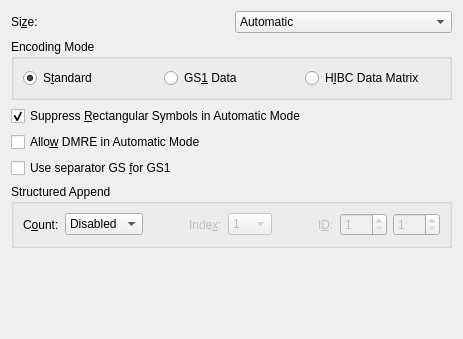
Before: the Qt Designer form frontend_qt/grpDM.ui in zint/zint, drawn with Qt 5.
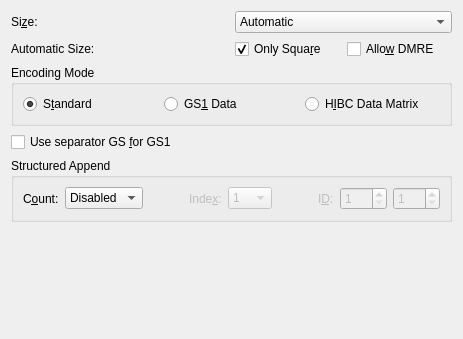
After: the same form once the commit is applied.

Commit message: GUI: fix quietzones, compliantheight per symbology setting/saving GUI: DATAMATRIX: move automatic size checkboxs to under Size and add label

```diff
--- a/frontend_qt/grpDM.ui
+++ b/frontend_qt/grpDM.ui
@@ -290,6 +290,54 @@
        </item>
       </widget>
      </item>
+     <item row="1" column="0">
+      <widget class="QLabel" name="lblDMAutoSize">
+       <property name="text">
+        <string>Automatic Size:</string>
+       </property>
+       <property name="toolTip">
+        <string>Selection criteria when considering
+automatic sizes
+Normally DMRE sizes are not considered,
+but other rectangular versions are
+(ignored if disabled)</string>
+       </property>
+      </widget>
+     </item>
+     <item row="1" column="1">
+      <layout class="QHBoxLayout" name="horzLayoutDMAutoSizeChecks">
+       <item>
+        <widget class="QCheckBox" name="chkDMRectangle">
+         <property name="text">
+          <string>Only Squa&amp;re</string>
+         </property>
+         <property name="toolTip">
+          <string>Only consider square versions on automatic symbol
+size selection, suppressing rectangular versions
+(ignored if disabled)</string>
+         </property>
+         <property name="checked">
+          <bool>true</bool>
+         </property>
+        </widget>
+       </item>
+       <item>
+        <widget class="QCheckBox" name="chkDMRE">
+         <property name="text">
+          <string>Allo&amp;w DMRE</string>
+         </property>
+         <property name="toolTip">
+          <string>Consider Data Matrix Rectangular Extension (DMRE)
+versions on automatic symbol size selection
+(ignored if disabled)</string>
+         </property>
+         <property name="checked">
+          <bool>false</bool>
+         </property>
+        </widget>
+       </item>
+      </layout>
+     </item>
     </layout>
    </item>
    <item>
@@ -344,36 +392,6 @@
      </layout>
     </widget>
    </item>
-   <item>
-    <widget class="QCheckBox" name="chkDMRectangle">
-     <property name="text">
-      <string>Suppress &amp;Rectangular Symbols in Automatic Mode</string>
-     </property>
-     <property name="toolTip">
-      <string>Only consider square versions on automatic symbol
-size selection
-(ignored if disabled)</string>
-     </property>
-     <property name="checked">
-      <bool>true</bool>
-     </property>
-    </widget>
-   </item>
-   <item>
-    <widget class="QCheckBox" name="chkDMRE">
-     <property name="text">
-      <string>Allo&amp;w DMRE in Automatic Mode</string>
-     </property>
-     <property name="toolTip">
-      <string>Consider DMRE versions on automatic symbol
-size selection
-(ignored if disabled)</string>
-     </property>
-     <property name="checked">
-      <bool>false</bool>
-     </property>
-    </widget>
-   </item>
    <item>
     <widget class="QCheckBox" name="chkDMGSSep">
      <property name="text">
```
Left out of the diff: 4 changed lines with no effect on the pictures. The commit also changes 1 other file.
